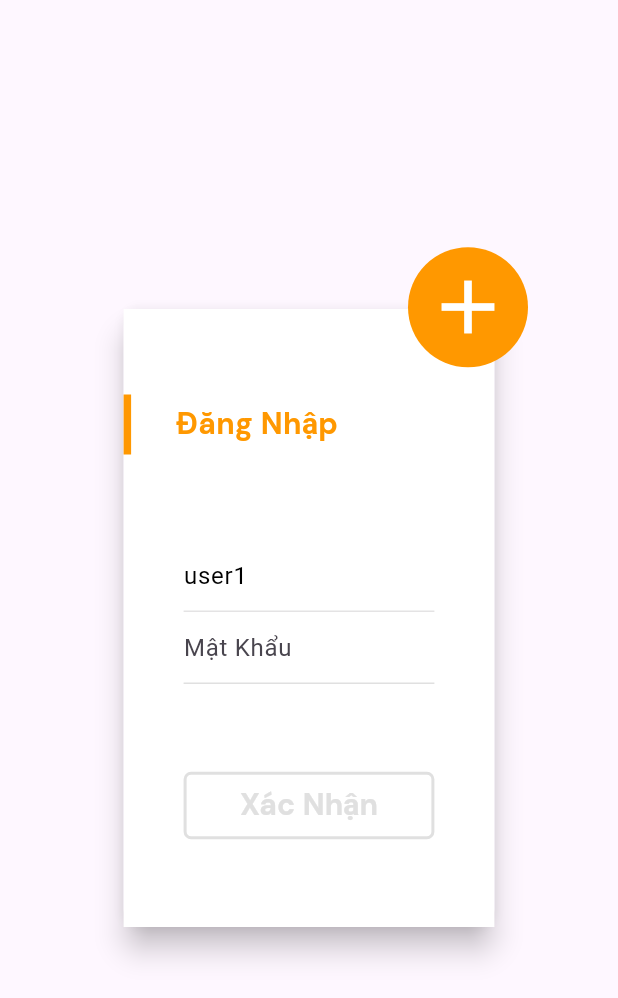
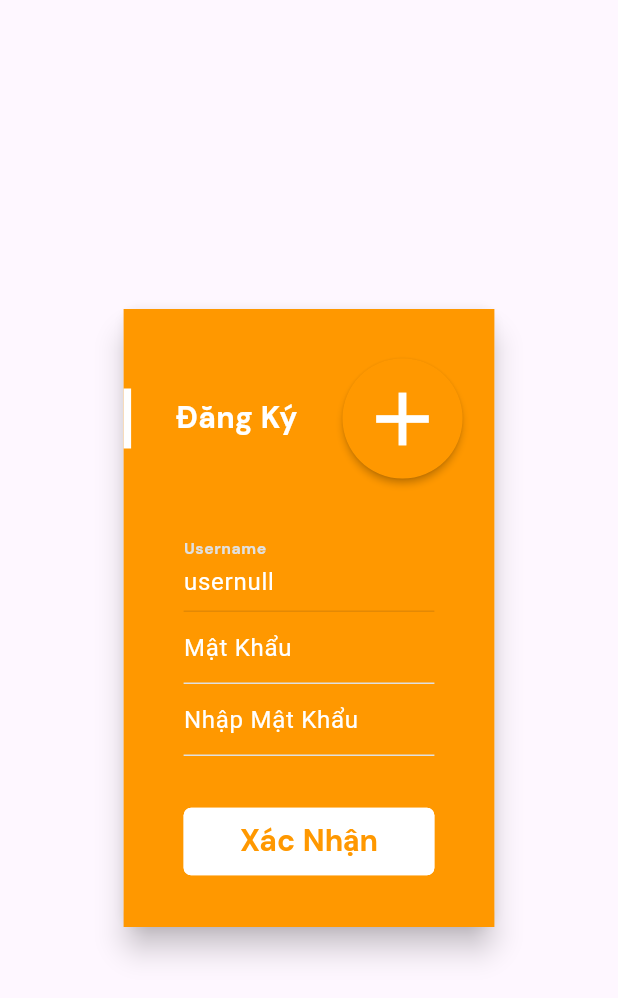
Before and after one commit to HieuNM2809/fire-alarm-app-android, a Flutter app: the LoginPage screen opened by its route, after a tap on the "add" icon, on a phone screen of 412 x 824 dp. Shown: the top 998 px of the screen. Run offline on Flutter 3.47's test engine with Material 3 defaults, Android fonts, the phone set to English and light mode, and no system bars; our stand-ins replace bloc, device_info_plus, equatable, firebase_core, firebase_database, flutter_bloc and 4 more; missing offline and left inert: alarm, flutter_background_service, flutter_background_service_android; accounts and stored records are empty.

Commit message:
@220224 - register page - Khai

```diff
--- a/fire_alarm_app/lib/config/go_router_config.dart
+++ b/fire_alarm_app/lib/config/go_router_config.dart
@@ -14,7 +14,7 @@ class GoRouterConfig {
       GoRoute(
         path: '/',
         builder: (context, state) {
-          return InitAppPage();
+          return LoginPage();
         },
       ),
       GoRoute(
--- a/fire_alarm_app/lib/layer/data/repos/user_repos.dart
+++ b/fire_alarm_app/lib/layer/data/repos/user_repos.dart
@@ -1,24 +1,24 @@
 import 'dart:async';
 
-import 'package:alarm/alarm.dart';
 import 'package:fire_alarm_app/layer/presentation/home/index.dart';
 import 'package:fire_alarm_app/layer/presentation/init_app/index.dart';
+import 'package:fire_alarm_app/layer/presentation/login/index.dart';
 import 'package:fire_alarm_app/main.dart';
 import 'package:firebase_database/firebase_database.dart';
+import 'package:flutter/foundation.dart';
 import 'package:go_router/go_router.dart';
 
-import '../../presentation/home/home_bloc.dart';
 import '../model/user_model.dart';
 
 class UserRepository {
   final FirebaseDatabase database;
-  Timer? timer;
+  static Timer? timer;
+  static UserModel? user;
   UserRepository({FirebaseDatabase? firebaseDatabase})
       : database = firebaseDatabase ?? FirebaseDatabase.instance;
 
   Future<void> loginApp(String userName, String password) async {
-    UserModel? user;
-    final ref = database.ref('user1');
+    final ref = database.ref(userName);
 
     ref.onValue.listen((event) {
       final data = Map<String, dynamic>.from(event.snapshot.value as Map);
@@ -32,8 +32,52 @@ class UserRepository {
     });
   }
 
+  Future<String> loadConfigIndex() async {
+    final ref = database.ref();
+    final configIndex = await ref.child('config/userIdCurrent').get();
+    return configIndex.value.toString();
+  }
+
+  Future<void> registerUser(
+      String username, String password, String configIndex) async {
+    final ref = database.ref();
+    // final configIndex = await ref.child('config/userIdCurrent').get();
+    final data = {
+      "antiTheft": "false",
+      "buttonRemoteOFF": "false",
+      "buttonRemoteON": "false",
+      "fullname": "Test11",
+      "gas": "0.00%",
+      "gasAlert": "false",
+      "password": password,
+      "pump": "false",
+      "sos": "false",
+      "temperature": "-2.18°C",
+      "temperatureAlert": "false",
+      "username": username,
+      "zone1": "false",
+      "zone2": "false",
+      "zone3": "false",
+      "zone4": "false"
+    };
+
+    ref.child('user$configIndex').set(data).then((value) async {
+      try {
+        int index = int.parse(configIndex) + 1;
+        await ref.child('config').update({
+          "userIdCurrent": index.toString(),
+        });
+        GoRouter.of(StateManager.navigatorKey.currentContext!)
+            .go(LoginPage.routeName);
+      } catch (e) {
+        if (kDebugMode) {
+          print(e);
+        }
+      }
+    });
+  }
+
   Future<void> getData(HomeBloc homeBloc) async {
-    UserModel? user;
     final ref = database.ref('user1');
 
     ref.onValue.listen((event) {
--- a/fire_alarm_app/lib/layer/presentation/init_app/init_app_screen.dart
+++ b/fire_alarm_app/lib/layer/presentation/init_app/init_app_screen.dart
@@ -50,8 +50,8 @@ class InitAppScreenState extends State<InitAppScreen> {
               mainAxisAlignment: MainAxisAlignment.center,
               children: <Widget>[
                 Text(currentState.errorMessage),
-                Padding(
-                  padding: const EdgeInsets.only(top: 32.0),
+                const Padding(
+                  padding: EdgeInsets.only(top: 32.0),
                   child: Text('reload'),
                 ),
               ],
--- a/fire_alarm_app/lib/layer/presentation/login/login_screen.dart
+++ b/fire_alarm_app/lib/layer/presentation/login/login_screen.dart
@@ -1,7 +1,10 @@
 import 'package:fire_alarm_app/layer/data/repos/user_repos.dart';
+import 'package:fire_alarm_app/layer/presentation/register/register_page.dart';
+import 'package:fire_alarm_app/main.dart';
 import 'package:flutter/material.dart';
 import 'package:flutter_bloc/flutter_bloc.dart';
 import 'package:fire_alarm_app/layer/presentation/login/index.dart';
+import 'package:go_router/go_router.dart';
 
 import '../../../utils/dimen.dart';
 
@@ -28,8 +31,7 @@ class LoginScreenState extends State<LoginScreen> {
   final FocusNode focusNode = FocusNode();
 
   final GlobalKey<FormState> loginForm = GlobalKey<FormState>();
-  TextEditingController userNameController =
-      TextEditingController(text: 'user1');
+  TextEditingController userNameController = TextEditingController();
   TextEditingController passwordController = TextEditingController();
 
   @override
@@ -133,12 +135,25 @@ class LoginScreenState extends State<LoginScreen> {
                             child: Column(
                               children: [
                                 TextFormField(
+                                  focusNode: focusNode,
+                                  controller: userNameController,
+                                  cursorColor: Colors.orange,
                                   style: const TextStyle(color: Colors.black),
-                                  controller: userNameController,
-                                  enabled: false,
+                                  decoration: InputDecoration(
+                                    hintText: 'Username',
+                                    enabledBorder: UnderlineInputBorder(
+                                      borderSide:
+                                          BorderSide(color: Colors.grey[300]!),
+                                    ),
+                                    focusedBorder: const UnderlineInputBorder(
+                                      borderSide:
+                                          BorderSide(color: Colors.orange),
+                                    ),
+                                  ),
                                 ),
                                 TextFormField(
                                   focusNode: focusNode,
+                                  controller: passwordController,
                                   style: const TextStyle(color: Colors.black),
                                   cursorColor: Colors.orange,
                                   decoration: InputDecoration(
@@ -152,7 +167,6 @@ class LoginScreenState extends State<LoginScreen> {
                                           BorderSide(color: Colors.orange),
                                     ),
                                   ),
-                                  controller: passwordController,
                                 )
                               ],
                             )),
@@ -194,7 +208,10 @@ class LoginScreenState extends State<LoginScreen> {
               height: 80,
               width: 80,
               child: IconButton(
-                onPressed: () {},
+                onPressed: () {
+                  GoRouter.of(StateManager.navigatorKey.currentContext!)
+                      .go(RegisterPage.routeName);
+                },
                 style: ElevatedButton.styleFrom(backgroundColor: Colors.orange),
                 icon: const Icon(
                   Icons.add,
--- a/fire_alarm_app/lib/layer/presentation/register/register_event.dart
+++ b/fire_alarm_app/lib/layer/presentation/register/register_event.dart
@@ -12,23 +12,26 @@ abstract class RegisterEvent {
 
 class UnRegisterEvent extends RegisterEvent {
   @override
-  Stream<RegisterState> applyAsync({RegisterState? currentState, RegisterBloc? bloc}) async* {
+  Stream<RegisterState> applyAsync(
+      {RegisterState? currentState, RegisterBloc? bloc}) async* {
     yield UnRegisterState();
   }
 }
 
 class LoadRegisterEvent extends RegisterEvent {
+  final String configIndex;
 
+  LoadRegisterEvent({required this.configIndex});
   @override
   Stream<RegisterState> applyAsync(
       {RegisterState? currentState, RegisterBloc? bloc}) async* {
     try {
       yield UnRegisterState();
-      await Future.delayed(const Duration(seconds: 1));
-      yield InRegisterState('Hello world');
+      yield InRegisterState(configIndex);
     } catch (_, stackTrace) {
-      developer.log('$_', name: 'LoadRegisterEvent', error: _, stackTrace: stackTrace);
-      yield ErrorRegisterState( _.toString());
+      developer.log('$_',
+          name: 'LoadRegisterEvent', error: _, stackTrace: stackTrace);
+      yield ErrorRegisterState(_.toString());
     }
   }
 }
--- a/fire_alarm_app/lib/layer/presentation/register/register_page.dart
+++ b/fire_alarm_app/lib/layer/presentation/register/register_page.dart
@@ -1,3 +1,4 @@
+import 'package:fire_alarm_app/layer/data/repos/user_repos.dart';
 import 'package:flutter/material.dart';
 import 'package:fire_alarm_app/layer/presentation/register/index.dart';
 
@@ -10,11 +11,15 @@ class RegisterPage extends StatefulWidget {
 
 class _RegisterPageState extends State<RegisterPage> {
   final _registerBloc = RegisterBloc(UnRegisterState());
+  final userRepository = UserRepository();
 
   @override
   Widget build(BuildContext context) {
     return Scaffold(
-      body: RegisterScreen(registerBloc: _registerBloc),
+      body: RegisterScreen(
+        registerBloc: _registerBloc,
+        userRepository: userRepository,
+      ),
     );
   }
 }
--- a/fire_alarm_app/lib/layer/presentation/register/register_screen.dart
+++ b/fire_alarm_app/lib/layer/presentation/register/register_screen.dart
@@ -1,6 +1,9 @@
+import 'package:fire_alarm_app/layer/data/repos/user_repos.dart';
+import 'package:fire_alarm_app/layer/presentation/login/index.dart';
 import 'package:flutter/material.dart';
 import 'package:flutter_bloc/flutter_bloc.dart';
 import 'package:fire_alarm_app/layer/presentation/register/index.dart';
+import 'package:go_router/go_router.dart';
 
 import '../../../utils/dimen.dart';
 
@@ -8,10 +11,12 @@ class RegisterScreen extends StatefulWidget {
   const RegisterScreen({
     required RegisterBloc registerBloc,
     Key? key,
+    required this.userRepository,
   })  : _registerBloc = registerBloc,
         super(key: key);
 
   final RegisterBloc _registerBloc;
+  final UserRepository userRepository;
 
   @override
   RegisterScreenState createState() {
@@ -21,10 +26,10 @@ class RegisterScreen extends StatefulWidget {
 
 class RegisterScreenState extends State<RegisterScreen> {
   RegisterScreenState();
-  final focusNode = FocusNode();
+  final focusPasswordNode = FocusNode();
+  final focusResetPasswordNode = FocusNode();
   final registerForm = GlobalKey<FormState>();
-  TextEditingController userNameController =
-      TextEditingController(text: 'user4');
+  TextEditingController userNameController = TextEditingController();
   TextEditingController passwordController = TextEditingController();
   TextEditingController rePasswordController = TextEditingController();
 
@@ -69,7 +74,8 @@ class RegisterScreenState extends State<RegisterScreen> {
             ));
           }
           if (currentState is InRegisterState) {
-            return body();
+            userNameController.text = 'user${currentState.configIndex}';
+            return body(configIndex: currentState.configIndex);
           }
           return const Center(
             child: CircularProgressIndicator(),
@@ -77,13 +83,14 @@ class RegisterScreenState extends State<RegisterScreen> {
         });
   }
 
-  Widget body() {
+  Widget body({String? configIndex}) {
     return Stack(
       children: [
         GestureDetector(
           onTap: () {
-            if (focusNode.hasFocus) {
-              focusNode.unfocus();
+            if (focusPasswordNode.hasFocus || focusResetPasswordNode.hasFocus) {
+              focusPasswordNode.unfocus();
+              focusResetPasswordNode.unfocus();
             }
           },
           child: Center(
@@ -109,7 +116,7 @@ class RegisterScreenState extends State<RegisterScreen> {
                             color: Colors.white,
                           ),
                           const Padding(
-                            padding: EdgeInsets.only(left: 30),
+                            padding: EdgeInsets.fromLTRB(30, 0, 30, 0),
                             child: Text(
                               "Đăng Ký",
                               style: TextStyle(
@@ -118,7 +125,24 @@ class RegisterScreenState extends State<RegisterScreen> {
                                   fontSize: 20,
                                   fontWeight: FontWeight.bold),
                             ),
-                          )
+                          ),
+                          SizedBox(
+                              height: 80,
+                              width: 80,
+                              child: IconButton(
+                                onPressed: () {
+                                  GoRouter.of(context).go(LoginPage.routeName);
+                                },
+                                style: ElevatedButton.styleFrom(
+                                    backgroundColor: Colors.orange,
+                                    shadowColor: Colors.black,
+                                    elevation: 2),
+                                icon: const Icon(
+                                  Icons.add,
+                                  color: Colors.white,
+                                  size: 60,
+                                ),
+                              )),
                         ],
                       ),
                       //form user and password
@@ -151,9 +175,10 @@ class RegisterScreenState extends State<RegisterScreen> {
                                   enabled: false,
                                 ),
                                 TextFormField(
-                                  focusNode: focusNode,
+                                  focusNode: focusPasswordNode,
                                   style: const TextStyle(color: Colors.black),
                                   cursorColor: Colors.orange,
+                                  obscureText: true,
                                   decoration: InputDecoration(
                                     hintText: 'Mật Khẩu',
                                     hintStyle:
@@ -170,9 +195,17 @@ class RegisterScreenState extends State<RegisterScreen> {
                                   controller: passwordController,
                                 ),
                                 TextFormField(
-                                  focusNode: focusNode,
+                                  focusNode: focusResetPasswordNode,
                                   style: const TextStyle(color: Colors.black),
                                   cursorColor: Colors.orange,
+                                  obscureText: true,
+                                  validator: (value) {
+                                    if (!value!
+                                        .contains(passwordController.text)) {
+                                      return 'The re-entered password does not match';
+                                    }
+                                    return null;
+                                  },
                                   decoration: InputDecoration(
                                     hintText: 'Nhập Mật Khẩu',
                                     hintStyle:
@@ -196,7 +229,14 @@ class RegisterScreenState extends State<RegisterScreen> {
                         padding: const EdgeInsets.symmetric(horizontal: 40),
                         width: double.infinity,
                         child: TextButton(
-                            onPressed: () {},
+                            onPressed: () {
+                              if (registerForm.currentState!.validate()) {
+                                widget.userRepository.registerUser(
+                                    userNameController.text,
+                                    passwordController.text,
+                                    configIndex!);
+                              }
+                            },
                             style: TextButton.styleFrom(
                                 backgroundColor: Colors.white,
                                 shape: RoundedRectangleBorder(
@@ -217,31 +257,12 @@ class RegisterScreenState extends State<RegisterScreen> {
             ),
           ),
         ),
-        //Counter user name button
-        Positioned(
-          right: 90,
-          top: Dimen.sizeDevice.height * 0.28,
-          child: SizedBox(
-              height: 80,
-              width: 80,
-              child: IconButton(
-                onPressed: () {},
-                style: ElevatedButton.styleFrom(
-                    backgroundColor: Colors.orange,
-                    shadowColor: Colors.black,
-                    elevation: 2),
-                icon: const Icon(
-                  Icons.add,
-                  color: Colors.white,
-                  size: 60,
-                ),
-              )),
-        ),
       ],
     );
   }
 
-  void _load() {
-    widget._registerBloc.add(LoadRegisterEvent());
+  void _load() async {
+    final configIndex = await widget.userRepository.loadConfigIndex();
+    widget._registerBloc.add(LoadRegisterEvent(configIndex: configIndex));
   }
 }
--- a/fire_alarm_app/lib/layer/presentation/register/register_state.dart
+++ b/fire_alarm_app/lib/layer/presentation/register/register_state.dart
@@ -9,7 +9,6 @@ abstract class RegisterState extends Equatable {
 
 /// UnInitialized
 class UnRegisterState extends RegisterState {
-
   UnRegisterState();
 
   @override
@@ -18,15 +17,15 @@ class UnRegisterState extends RegisterState {
 
 /// Initialized
 class InRegisterState extends RegisterState {
-  InRegisterState(this.hello);
+  InRegisterState(this.configIndex);
 
-  final String hello;
+  final String configIndex;
 
   @override
-  String toString() => 'InRegisterState $hello';
+  String toString() => 'InRegisterState $configIndex';
 
   @override
-  List<Object> get props => [hello];
+  List<Object> get props => [];
 }
 
 class ErrorRegisterState extends RegisterState {
--- a/fire_alarm_app/lib/main.dart
+++ b/fire_alarm_app/lib/main.dart
@@ -10,7 +10,6 @@ Future<void> main() async {
     options: DefaultFirebaseOptions.currentPlatform,
   );
 
-  // FlutterBackgroundService().invoke('setAsBackground');
   runApp(const MyApp());
 }
 
```
Also changed, not shown: fire_alarm_app/lib/layer/presentation/my_app.dart (+1 -10 lines).
